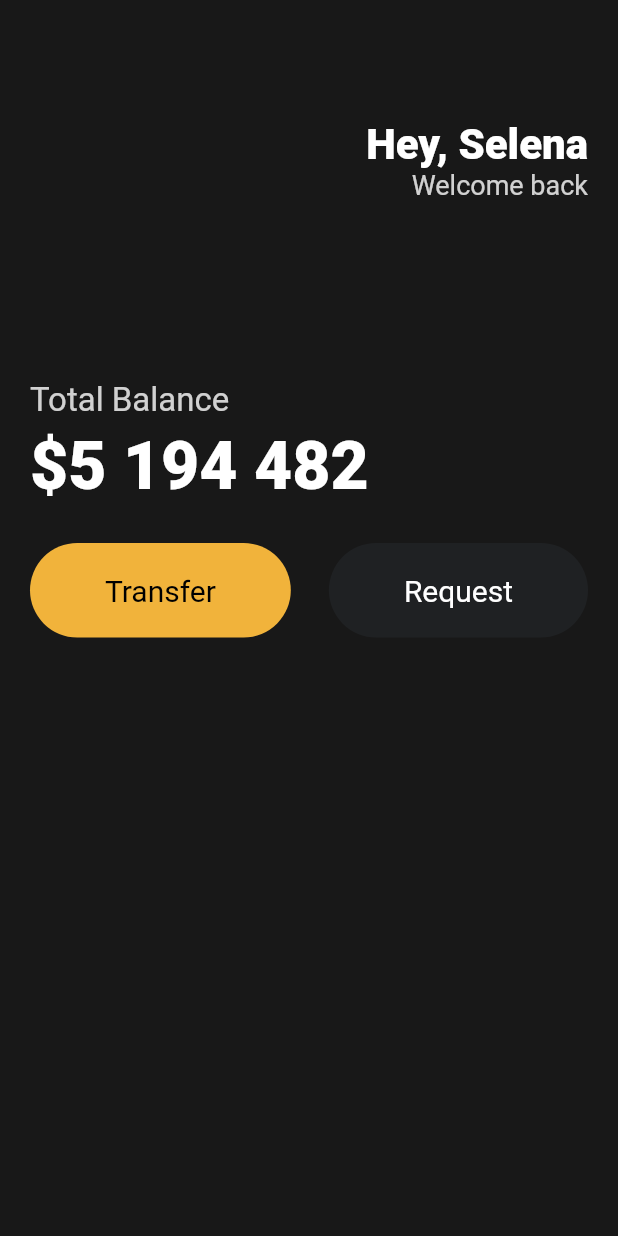
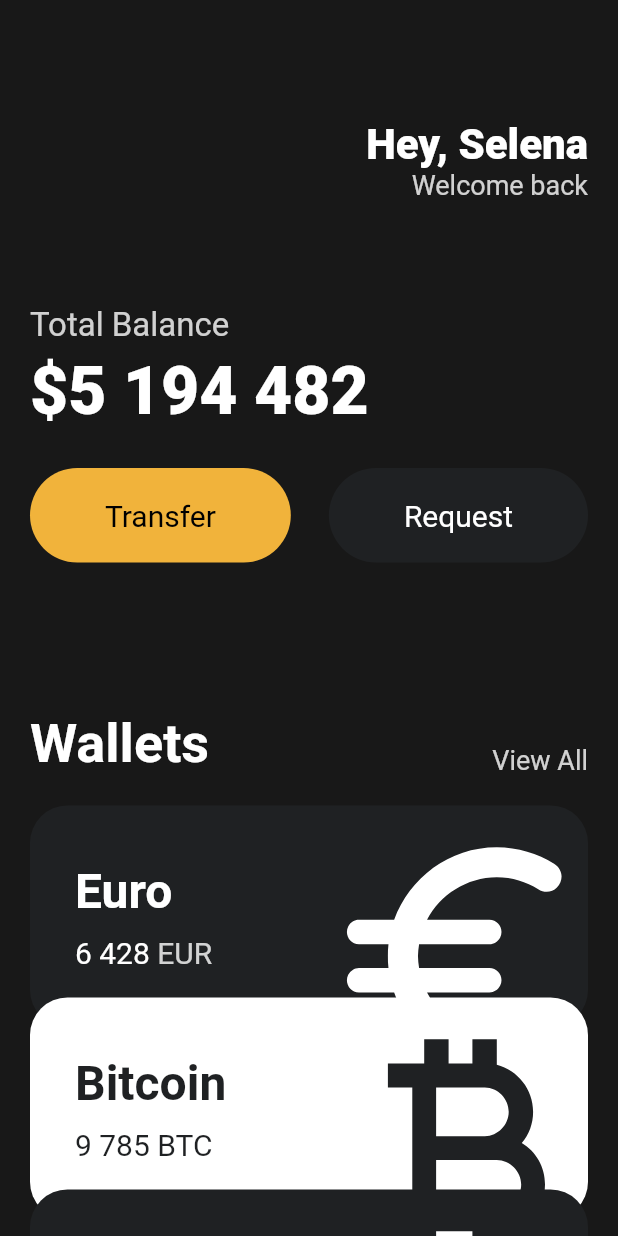
Before and after one commit to LastBeat/nomadflutter, a Flutter app: the screen it shows after launch, on a phone screen of 412 x 824 dp. Run offline on Flutter 3.47's test engine with Material 2 defaults, Android fonts, the phone set to English and light mode, and no system bars.

Commit message:
Update main.dart and Add currency_card.dart

```diff
--- a/toonflix/lib/main.dart
+++ b/toonflix/lib/main.dart
@@ -1,5 +1,6 @@
 import 'package:flutter/material.dart';
 import 'package:toonflix/widgets/button.dart';
+import 'package:toonflix/widgets/currency_card.dart';
 
 void main() {
   runApp(const App());
@@ -13,7 +14,8 @@ class App extends StatelessWidget {
     return MaterialApp(
       home: Scaffold(
         backgroundColor: const Color(0xFF181818),
-        body: Padding(
+        body: SingleChildScrollView(
+          child: Padding(
             padding: const EdgeInsets.symmetric(horizontal: 20),
             child: Column(
               crossAxisAlignment: CrossAxisAlignment.start,
@@ -47,7 +49,7 @@ class App extends StatelessWidget {
                   ],
                 ),
                 const SizedBox(
-                height: 120,
+                  height: 70,
                 ),
                 Text(
                   'Total Balance',
@@ -83,7 +85,61 @@ class App extends StatelessWidget {
                         textColor: Colors.white),
                   ],
                 ),
+                const SizedBox(
+                  height: 100,
+                ),
+                Row(
+                  crossAxisAlignment: CrossAxisAlignment.end,
+                  mainAxisAlignment: MainAxisAlignment.spaceBetween,
+                  children: [
+                    const Text(
+                      'Wallets',
+                      style: TextStyle(
+                          color: Colors.white,
+                          fontSize: 36,
+                          fontWeight: FontWeight.w600),
+                    ),
+                    Text(
+                      'View All',
+                      style: TextStyle(
+                        color: Colors.white.withOpacity(0.8),
+                        fontSize: 18,
+                      ),
+                    ),
                   ],
+                ),
+                const SizedBox(
+                  height: 20,
+                ),
+                const CurrencyCard(
+                  name: 'Euro',
+                  code: 'EUR',
+                  amount: '6 428',
+                  icon: Icons.euro_rounded,
+                  isInverted: false,
+                ),
+                Transform.translate(
+                  offset: const Offset(0, -20),
+                  child: const CurrencyCard(
+                    name: 'Bitcoin',
+                    code: 'BTC',
+                    amount: '9 785',
+                    icon: Icons.currency_bitcoin,
+                    isInverted: true,
+                  ),
+                ),
+                Transform.translate(
+                  offset: const Offset(0, -40),
+                  child: const CurrencyCard(
+                    name: 'Dollar',
+                    code: 'USD',
+                    amount: '428',
+                    icon: Icons.attach_money_outlined,
+                    isInverted: false,
+                  ),
+                ),
+              ],
+            ),
           ),
         ),
       ),
--- /dev/null
+++ b/toonflix/lib/widgets/currency_card.dart
@@ -0,0 +1,85 @@
+import 'package:flutter/material.dart';
+
+class CurrencyCard extends StatelessWidget {
+  final String name, code, amount;
+  final IconData icon;
+  final bool isInverted;
+
+  final _blackColor = const Color(0xFF1F2123);
+
+  const CurrencyCard(
+      {super.key,
+      required this.name,
+      required this.code,
+      required this.amount,
+      required this.icon,
+      required this.isInverted});
+
+  @override
+  Widget build(BuildContext context) {
+    return Container(
+      clipBehavior: Clip.hardEdge,
+      decoration: BoxDecoration(
+        color: isInverted ? Colors.white : _blackColor,
+        borderRadius: BorderRadius.circular(25),
+      ),
+      child: Padding(
+        padding: const EdgeInsets.all(30),
+        child: Row(
+          mainAxisAlignment: MainAxisAlignment.spaceBetween,
+          children: [
+            Column(
+              crossAxisAlignment: CrossAxisAlignment.start,
+              children: [
+                Text(
+                  name,
+                  style: TextStyle(
+                      color: isInverted ? _blackColor : Colors.white,
+                      fontSize: 32,
+                      fontWeight: FontWeight.w600),
+                ),
+                const SizedBox(
+                  height: 10,
+                ),
+                Row(
+                  children: [
+                    Text(
+                      amount,
+                      style: TextStyle(
+                        color: isInverted ? _blackColor : Colors.white,
+                        fontSize: 20,
+                      ),
+                    ),
+                    const SizedBox(
+                      width: 5,
+                    ),
+                    Text(
+                      code,
+                      style: TextStyle(
+                        color: isInverted
+                            ? _blackColor
+                            : Colors.white.withOpacity(0.8),
+                        fontSize: 20,
+                      ),
+                    ),
+                  ],
+                )
+              ],
+            ),
+            Transform.scale(
+              scale: 2.2,
+              child: Transform.translate(
+                offset: const Offset(-5, 12),
+                child: Icon(
+                  icon,
+                  color: isInverted ? _blackColor : Colors.white,
+                  size: 88,
+                ),
+              ),
+            ),
+          ],
+        ),
+      ),
+    );
+  }
+}
```
Lines whose indentation alone changed are shown as unchanged.
